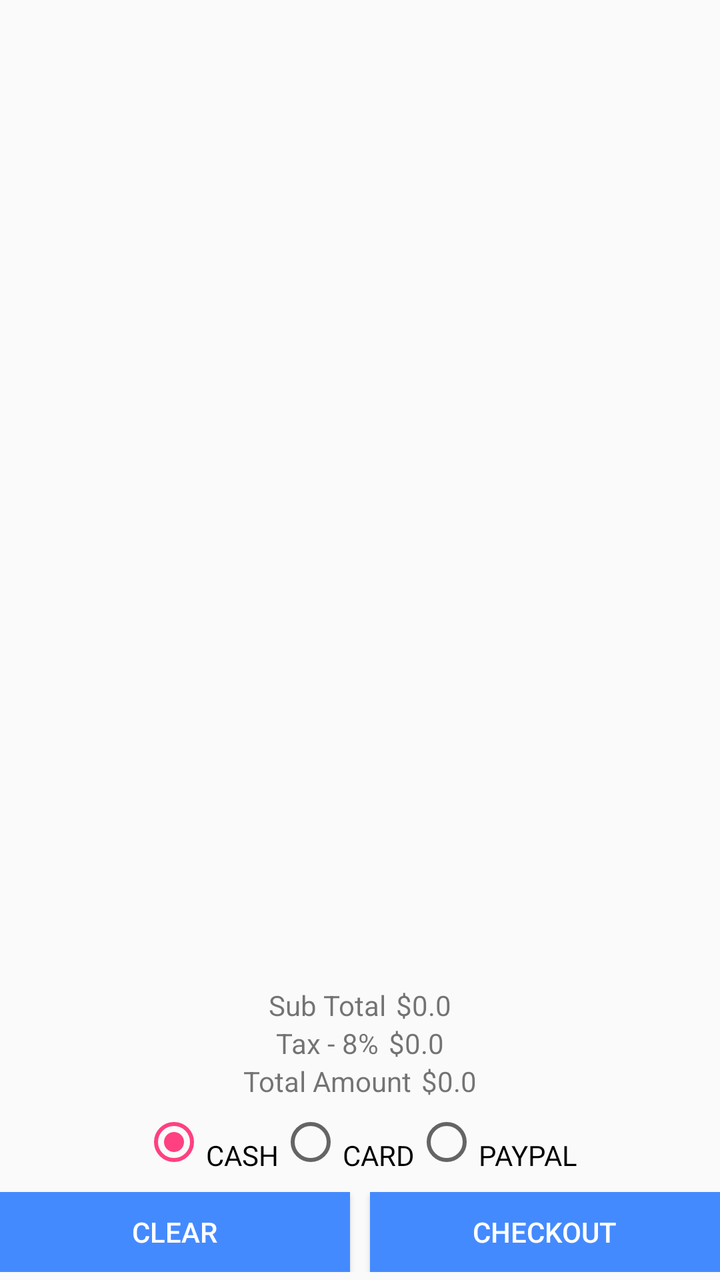
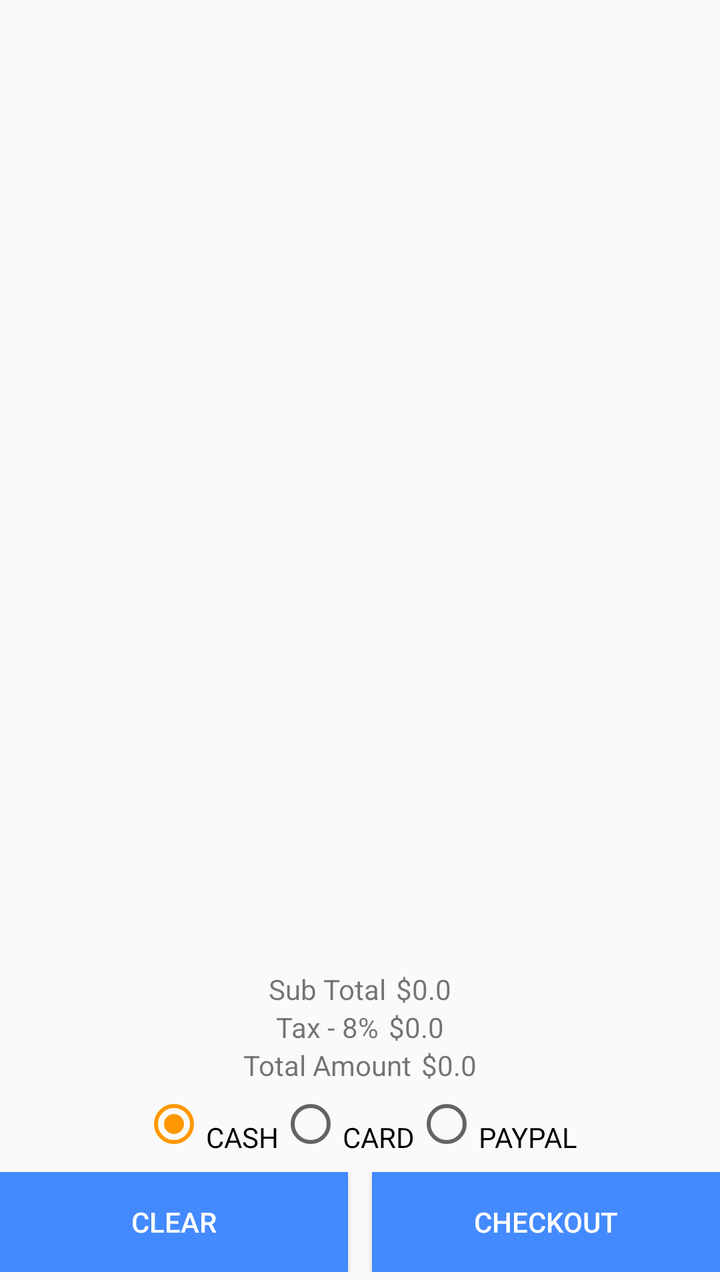

Compare the two renders of this Android layout. The source of the first and the diff that turns it into the second are given below.
<!-- AndroidManifest.xml: application theme AppTheme -->
<!-- res/layout/fragment_checkout.xml -->
<LinearLayout xmlns:android="http://schemas.android.com/apk/res/android"
    xmlns:tools="http://schemas.android.com/tools"
    android:layout_width="match_parent"
    android:layout_height="match_parent"
    android:background="@android:color/transparent"
    android:orientation="vertical"
    tools:context="shop.vav.com.shoppingcart.ui.checkout.CheckoutFragment">

    <LinearLayout
        android:layout_width="match_parent"
        android:layout_height="match_parent"
        android:layout_weight="1"
        android:paddingLeft="4dp"
        android:orientation="vertical"
        android:paddingRight="4dp">
        <android.support.v7.widget.RecyclerView
            android:id="@+id/checkout_list_recyclerview"
            android:background="@android:color/transparent"
            android:layout_width="match_parent"
            android:layout_height="match_parent"
            android:scrollbars="vertical"></android.support.v7.widget.RecyclerView>
        <TextView
            android:id="@+id/empty_text"
            android:layout_width="match_parent"
            android:layout_height="match_parent"
            android:textColor="@color/colorPrimary"
            android:text="@string/no_customer_found"
            android:gravity="center"
            android:padding="15dp"
            android:textStyle="italic"
            android:visibility="gone"
            android:fontFamily="sans-serif-condensed"/>
    </LinearLayout>
    <LinearLayout
        android:layout_width="match_parent"
        android:layout_height="wrap_content"
        android:gravity="center"
        android:orientation="vertical">
        <LinearLayout
            android:layout_width="wrap_content"
            android:layout_height="wrap_content"
            android:orientation="horizontal"
            android:layout_gravity="center">
            <TextView
                android:layout_width="wrap_content"
                android:layout_height="wrap_content"
                android:layout_gravity="center"
                android:gravity="start"
                android:text="@string/label_sub_total"
                />
            <TextView
                android:id="@+id/text_view_of_sub_total"
                android:layout_width="wrap_content"
                android:layout_height="wrap_content"
                android:layout_gravity="center"
                android:gravity="right"
                android:paddingLeft="5dp"
                android:text="@string/label_of_0_dollor"
                />

        </LinearLayout>
        <LinearLayout
            android:layout_width="wrap_content"
            android:layout_height="wrap_content"
            android:orientation="horizontal"
            android:layout_gravity="center">
            <TextView
                android:layout_width="wrap_content"
                android:layout_height="wrap_content"
                android:layout_gravity="center"
                android:gravity="start"
                android:text="@string/label_tax"
                />
            <TextView
                android:id="@+id/text_view_tax"
                android:layout_width="wrap_content"
                android:layout_height="wrap_content"
                android:layout_gravity="center"
                android:gravity="right"
                android:paddingLeft="5dp"
                android:text="@string/label_of_0_dollor"
                />

        </LinearLayout>
        <LinearLayout
            android:layout_width="wrap_content"
            android:layout_height="wrap_content"
            android:orientation="horizontal"
            android:layout_gravity="center">
            <TextView
                android:layout_width="wrap_content"
                android:layout_height="wrap_content"
                android:layout_gravity="center"
                android:gravity="start"
                android:text="@string/label_total"
                />
            <TextView
                android:id="@+id/text_view_total"
                android:layout_width="wrap_content"
                android:layout_height="wrap_content"
                android:layout_gravity="center"
                android:gravity="right"
                android:paddingLeft="5dp"
                android:text="@string/label_of_0_dollor"
                />

        </LinearLayout>

    </LinearLayout>
    <RadioGroup
        android:id="@+id/radio_group_payment_type"
        android:layout_width="wrap_content"
        android:layout_height="wrap_content"
        android:layout_gravity="center"
        android:layout_margin="5dp"
        android:orientation="horizontal">
        <RadioButton
            android:id="@+id/button_cash"
            android:layout_width="wrap_content"
            android:layout_height="wrap_content"
            android:gravity="bottom"
            android:checked="true"
            android:text="@string/payment_type_cash"
            android:textAllCaps="true"/>
        <RadioButton
            android:id="@+id/button_card"
            android:layout_width="wrap_content"
            android:layout_height="wrap_content"
            android:gravity="bottom"
            android:checked="false"
            android:text="@string/payment_type_card"
            android:textAllCaps="true"/>
        <RadioButton
            android:id="@+id/button_paypal"
            android:layout_width="wrap_content"
            android:layout_height="wrap_content"
            android:gravity="bottom"
            android:checked="false"
            android:text="@string/payment_type_paypal"
            android:textAllCaps="true"/>
    </RadioGroup>
    <LinearLayout
        style="@style/BarButton"
        android:layout_width="match_parent"
        android:layout_height="wrap_content"
        android:layout_marginBottom="4dp"
        android:layout_marginTop="4dp"
        android:orientation="horizontal"
        >
        <Button
            android:id="@+id/clear_cart_button"
            style="@style/BottomBarButton"
            android:text="@string/clear"
            android:layout_width="0dp"
            android:layout_weight="1"
            android:layout_height="wrap_content" />
        <View
            android:layout_width="10dp"
            android:layout_height="match_parent"
            android:background="@android:color/transparent"></View>
        <Button
            android:id="@+id/checkout_cart_button"
            style="@style/BottomBarButton"
            android:text="@string/checkout"
            android:layout_width="0dp"
            android:layout_weight="1"
            android:layout_height="wrap_content" />
    </LinearLayout>


</LinearLayout>
<!-- resources referenced by this layout -->
<resources>
  <color name="colorPrimary">#3F51B5</color>
  <string name="checkout">Checkout</string>
  <string name="clear">Clear</string>
  <string name="label_of_0_dollor">$0.0</string>
  <string name="label_sub_total">Sub Total</string>
  <string name="label_tax">Tax - 8%</string>
  <string name="label_total">Total Amount</string>
  <string name="no_customer_found">No customer found!</string>
  <string name="payment_type_card">Card</string>
  <string name="payment_type_cash">Cash</string>
  <string name="payment_type_paypal">Paypal</string>
  <style name="BarButton" />
  <style name="BottomBarButton">
          <item name="android:minHeight">40dp</item>
          <item name="android:background">@color/light_blue</item>
          <item name="android:textColor">@color/white</item>
      </style>
  <style name="AppTheme" parent="Theme.AppCompat.Light.DarkActionBar">
          
          <item name="colorPrimary">@color/colorPrimary</item>
          <item name="colorPrimaryDark">@color/colorPrimaryDark</item>
          <item name="colorAccent">@color/colorAccent</item>
      </style>
  <color name="light_blue">#448AFF</color>
  <color name="white">#ffffff</color>
  <color name="colorPrimaryDark">#303F9F</color>
  <color name="colorAccent">#FF4081</color>
</resources>

<!-- the commit's change to res/layout/fragment_checkout.xml (unified diff, before → after) -->
@@ -23,7 +23,7 @@
             android:id="@+id/empty_text"
             android:layout_width="match_parent"
             android:layout_height="match_parent"
-            android:textColor="@color/colorPrimary"
+            android:textColor="@color/primary"
             android:text="@string/no_customer_found"
             android:gravity="center"
             android:padding="15dp"
@@ -112,7 +112,7 @@
         android:layout_width="wrap_content"
         android:layout_height="wrap_content"
         android:layout_gravity="center"
-        android:layout_margin="5dp"
+        android:layout_margin="@dimen/margin_padding_tiny"
         android:orientation="horizontal">
         <RadioButton
             android:id="@+id/button_cash"
@@ -143,8 +143,8 @@
         style="@style/BarButton"
         android:layout_width="match_parent"
         android:layout_height="wrap_content"
-        android:layout_marginBottom="4dp"
-        android:layout_marginTop="4dp"
+        android:layout_marginBottom="@dimen/margin_padding_tiny"
+        android:layout_marginTop="@dimen/margin_padding_tiny"
         android:orientation="horizontal"
         >
         <Button
@@ -155,7 +155,7 @@
             android:layout_weight="1"
             android:layout_height="wrap_content" />
         <View
-            android:layout_width="10dp"
+            android:layout_width="@dimen/margin_padding_xsmall"
             android:layout_height="match_parent"
             android:background="@android:color/transparent"></View>
         <Button
<!-- resource entries referenced after the edit -->
@@ -1,6 +1,8 @@
 <!-- resources referenced by this layout -->
 <resources>
-  <color name="colorPrimary">#3F51B5</color>
+  <color name="primary">#009688</color>
+  <dimen name="margin_padding_tiny">4dp</dimen>
+  <dimen name="margin_padding_xsmall">12dp</dimen>
   <string name="checkout">Checkout</string>
   <string name="clear">Clear</string>
   <string name="label_of_0_dollor">$0.0</string>
@@ -13,19 +15,20 @@
   <string name="payment_type_paypal">Paypal</string>
   <style name="BarButton" />
   <style name="BottomBarButton">
-          <item name="android:minHeight">40dp</item>
+          <item name="android:minHeight">@dimen/margin_padding_xxlarge</item>
           <item name="android:background">@color/light_blue</item>
           <item name="android:textColor">@color/white</item>
       </style>
   <style name="AppTheme" parent="Theme.AppCompat.Light.DarkActionBar">
           
-          <item name="colorPrimary">@color/colorPrimary</item>
-          <item name="colorPrimaryDark">@color/colorPrimaryDark</item>
-          <item name="colorAccent">@color/colorAccent</item>
+          <item name="colorPrimary">@color/primary</item>
+          <item name="colorPrimaryDark">@color/primary_dark</item>
+          <item name="colorAccent">@color/accent</item>
       </style>
+  <dimen name="margin_padding_xxlarge">50dp</dimen>
   <color name="light_blue">#448AFF</color>
   <color name="white">#ffffff</color>
-  <color name="colorPrimaryDark">#303F9F</color>
-  <color name="colorAccent">#FF4081</color>
+  <color name="primary_dark">#00796B</color>
+  <color name="accent">#FF9800</color>
 </resources>
 
